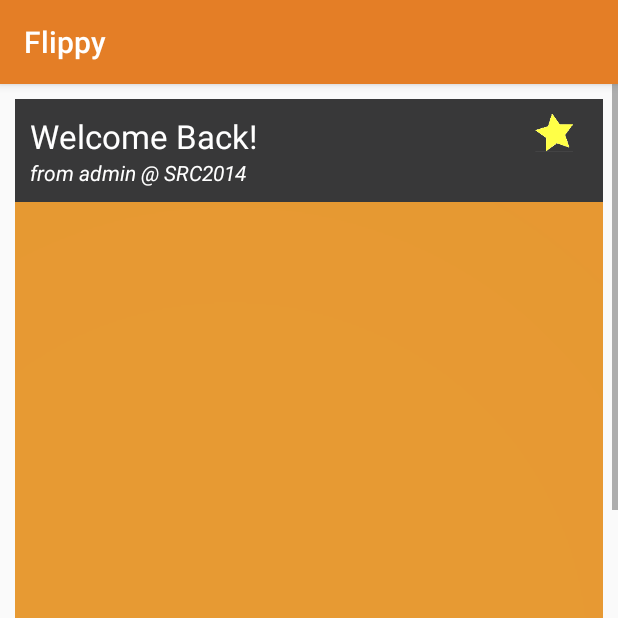
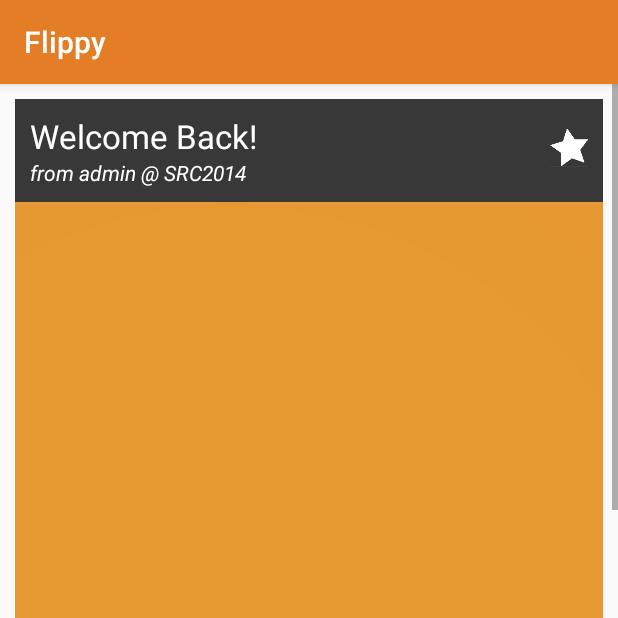
Before and after one commit to jessejohnson/flippy, an Android app: the fragment FragmentNotice shown on its own in the app's theme, on a phone screen of 412 x 824 dp, the top half of it. Run offline under Robolectric (Android 15) with nearby library versions, the phone set to English and light mode, and no system bars; libraries missing offline, so code that uses them is left out: com.koushikdutta.ion; pictures from the network do not load; 1 statement that could not run was skipped.

Commit message:
set toggle on star in notice_list_item. Refactored user_channel_listview to user_channel_list_item

```diff
--- a/Flippy/app/src/main/java/com/jojo/flippy/adapter/CustomUserChannel.java
+++ b/Flippy/app/src/main/java/com/jojo/flippy/adapter/CustomUserChannel.java
@@ -40,7 +40,7 @@ public class CustomUserChannel extends ArrayAdapter<ChannelItem> {
         LayoutInflater mInflater = (LayoutInflater) context
                 .getSystemService(Activity.LAYOUT_INFLATER_SERVICE);
         if (convertView == null) {
-            convertView = mInflater.inflate(R.layout.user_channel_listview, null);
+            convertView = mInflater.inflate(R.layout.user_channel_list_item, null);
             holder = new ViewHolder();
             holder.textViewNumberOfMembers = (TextView) convertView.findViewById(R.id.textViewNumberOfMembers);
             holder.textViewChannelName = (TextView) convertView.findViewById(R.id.textViewChannelName);
--- a/Flippy/app/src/main/java/com/jojo/flippy/core/Notice.java
+++ b/Flippy/app/src/main/java/com/jojo/flippy/core/Notice.java
@@ -14,6 +14,7 @@ public class Notice {
     String subtitle;
     String content;
     URI imageUrl;
+    boolean isStarred;
     Date timeStamp;
     Date reminderDate;
     String location;
@@ -27,6 +28,7 @@ public class Notice {
         this.subtitle = subtitle;
         this.content = content;
         this.imageUrl = imageUrl;
+        this.isStarred = false;
     }
 
     public String getId() {
@@ -84,4 +86,12 @@ public class Notice {
     public void setImageUrl(URI imageUrl) {
         this.imageUrl = imageUrl;
     }
+
+    public boolean isStarred(){
+        return  this.isStarred;
+    }
+
+    public void setStarred(boolean starred){
+        this.isStarred = starred;
+    }
 }
--- a/Flippy/app/src/main/java/com/jojo/flippy/core/NoticeListAdapter.java
+++ b/Flippy/app/src/main/java/com/jojo/flippy/core/NoticeListAdapter.java
@@ -44,13 +44,26 @@ public class NoticeListAdapter extends BaseAdapter {
     }
 
     @Override
-    public View getView(int i, View view, ViewGroup viewGroup) {
+    public View getView(final int i, View view, ViewGroup viewGroup) {
         LayoutInflater inflater = (LayoutInflater) context.getSystemService(Context.LAYOUT_INFLATER_SERVICE);
         final View v = inflater.inflate(R.layout.notice_list_item, viewGroup, false);
         TextView title = (TextView) v.findViewById(R.id.textViewNoticeTitle);
         TextView subtitle = (TextView) v.findViewById(R.id.textViewNoticeSubtitle);
         ImageView image = (ImageView) v.findViewById(R.id.imageViewNoticeImage);
         TextView content = (TextView) v.findViewById(R.id.textViewNoticeText);
+
+        final ImageView star = (ImageView) v.findViewById(R.id.imageViewStar);
+        star.setOnClickListener(new View.OnClickListener() {
+            @Override
+            public void onClick(View view) {
+                noticeArrayList.get(i).setStarred(!noticeArrayList.get(i).isStarred());
+                if(noticeArrayList.get(i).isStarred()){
+                    star.setImageResource(R.drawable.trans_star);
+                } else {
+                    star.setImageResource(R.drawable.trans_star_white);
+                }
+            }
+        });
 
         title.setText(noticeArrayList.get(i).getTitle());
         subtitle.setText("from " + noticeArrayList.get(i).getCreatorId() + " @ " + noticeArrayList.get(i).getChannelId());
--- a/Flippy/app/src/main/java/com/jojo/flippy/profile/AccountProfileActivity.java
+++ b/Flippy/app/src/main/java/com/jojo/flippy/profile/AccountProfileActivity.java
@@ -40,7 +40,7 @@ public class AccountProfileActivity extends ActionBarActivity {
 
         userChannelListView = (ListView) findViewById(R.id.listViewUserChannels);
         CustomUserChannel adapter = new CustomUserChannel(this,
-                R.layout.user_channel_listview, rowItems);
+                R.layout.user_channel_list_item, rowItems);
         userChannelListView.setAdapter(adapter);
 
 
--- a/Flippy/app/src/main/res/layout/notice_list_item.xml
+++ b/Flippy/app/src/main/res/layout/notice_list_item.xml
@@ -18,7 +18,7 @@
             android:orientation="vertical"
             android:layout_width="wrap_content"
             android:layout_height="wrap_content"
-            android:layout_weight="0.9"
+            android:layout_weight="0.95"
             android:padding="10dp">
 
             <TextView
@@ -43,9 +43,9 @@
             android:layout_width="25dp"
             android:layout_height="25dp"
             android:id="@+id/imageViewStar"
-            android:src="@drawable/trans_star"
+            android:src="@drawable/trans_star_white"
             android:scaleType="fitXY"
-            android:layout_marginTop="10dp" />
+            android:layout_marginTop="20dp" />
     </LinearLayout>
 
     <ImageView
```
Also changed, not shown: Flippy/app/src/main/res/drawable-mdpi/trans_star_white.png (added), Flippy/app/src/main/res/layout/user_channel_list_item.xml (renamed from Flippy/app/src/main/res/layout/user_channel_listview.xml), 1 other file.
